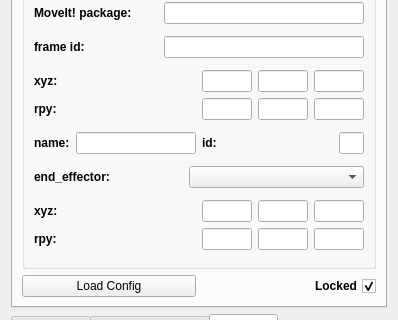
Qt form rviz_affordance_template_panel/ui/rviz_affordance_template_panel.ui (nyxrobotics/affordance_template) before a commit; both pictures show x 0 to 398 and y 147 to 467 of the 398 by 944 pixel window.
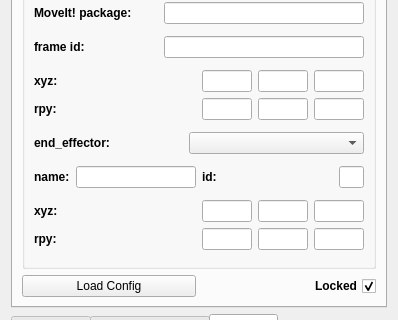
The same form after that commit. The open tabs and pages were chosen to show the change. Icons and pictures are not drawn.

Commit message: fixed order in robot config panel. removed cout

```diff
--- a/rviz_affordance_template_panel/ui/rviz_affordance_template_panel.ui
+++ b/rviz_affordance_template_panel/ui/rviz_affordance_template_panel.ui
@@ -791,77 +791,7 @@
           <string>Robot Configuration</string>
          </property>
          <layout class="QGridLayout" name="gridLayout_9">
-          <item row="5" column="0" colspan="2">
-           <layout class="QHBoxLayout" name="horizontalLayout_6">
-            <item>
-             <layout class="QHBoxLayout" name="horizontalLayout_3">
-              <item>
-               <widget class="QLabel" name="ee_name_label">
-                <property name="font">
-                 <font>
-                  <weight>75</weight>
-                  <bold>true</bold>
-                 </font>
-                </property>
-                <property name="text">
-                 <string>name:</string>
-                </property>
-               </widget>
-              </item>
-              <item>
-               <widget class="QLineEdit" name="ee_name">
-                <property name="enabled">
-                 <bool>true</bool>
-                </property>
-                <property name="maximumSize">
-                 <size>
-                  <width>200</width>
-                  <height>16777215</height>
-                 </size>
-                </property>
-                <property name="readOnly">
-                 <bool>false</bool>
-                </property>
-               </widget>
-              </item>
-             </layout>
-            </item>
-            <item>
-             <layout class="QHBoxLayout" name="horizontalLayout_4">
-              <item>
-               <widget class="QLabel" name="ee_id_label">
-                <property name="font">
-                 <font>
-                  <weight>75</weight>
-                  <bold>true</bold>
-                 </font>
-                </property>
-                <property name="text">
-                 <string>id:</string>
-                </property>
-               </widget>
-              </item>
-              <item>
-               <widget class="QLineEdit" name="ee_id">
-                <property name="enabled">
-                 <bool>true</bool>
-                </property>
-                <property name="maximumSize">
-                 <size>
-                  <width>25</width>
-                  <height>16777215</height>
-                 </size>
-                </property>
-                <property name="readOnly">
-                 <bool>false</bool>
-                </property>
-               </widget>
-              </item>
-             </layout>
-            </item>
-           </layout>
-          </item>
-          <item row="7" column="0" colspan="2">
+          <item row="8" column="0" colspan="2">
            <layout class="QVBoxLayout" name="verticalLayout_5">
             <item>
              <layout class="QHBoxLayout" name="horizontalLayout_10">
@@ -1316,6 +1246,76 @@
            </widget>
           </item>
           <item row="6" column="0" colspan="2">
+           <layout class="QHBoxLayout" name="horizontalLayout_6">
+            <item>
+             <layout class="QHBoxLayout" name="horizontalLayout_3">
+              <item>
+               <widget class="QLabel" name="ee_name_label">
+                <property name="font">
+                 <font>
+                  <weight>75</weight>
+                  <bold>true</bold>
+                 </font>
+                </property>
+                <property name="text">
+                 <string>name:</string>
+                </property>
+               </widget>
+              </item>
+              <item>
+               <widget class="QLineEdit" name="ee_name">
+                <property name="enabled">
+                 <bool>true</bool>
+                </property>
+                <property name="maximumSize">
+                 <size>
+                  <width>200</width>
+                  <height>16777215</height>
+                 </size>
+                </property>
+                <property name="readOnly">
+                 <bool>false</bool>
+                </property>
+               </widget>
+              </item>
+             </layout>
+            </item>
+            <item>
+             <layout class="QHBoxLayout" name="horizontalLayout_4">
+              <item>
+               <widget class="QLabel" name="ee_id_label">
+                <property name="font">
+                 <font>
+                  <weight>75</weight>
+                  <bold>true</bold>
+                 </font>
+                </property>
+                <property name="text">
+                 <string>id:</string>
+                </property>
+               </widget>
+              </item>
+              <item>
+               <widget class="QLineEdit" name="ee_id">
+                <property name="enabled">
+                 <bool>true</bool>
+                </property>
+                <property name="maximumSize">
+                 <size>
+                  <width>25</width>
+                  <height>16777215</height>
+                 </size>
+                </property>
+                <property name="readOnly">
+                 <bool>false</bool>
+                </property>
+               </widget>
+              </item>
+             </layout>
+            </item>
+           </layout>
+          </item>
+          <item row="5" column="0" colspan="2">
            <layout class="QHBoxLayout" name="horizontalLayout">
             <item>
              <widget class="QLabel" name="end_effector_label">
```
Left out of the diff: 494 changed lines with no effect on the pictures. The commit also changes 1 other file.
